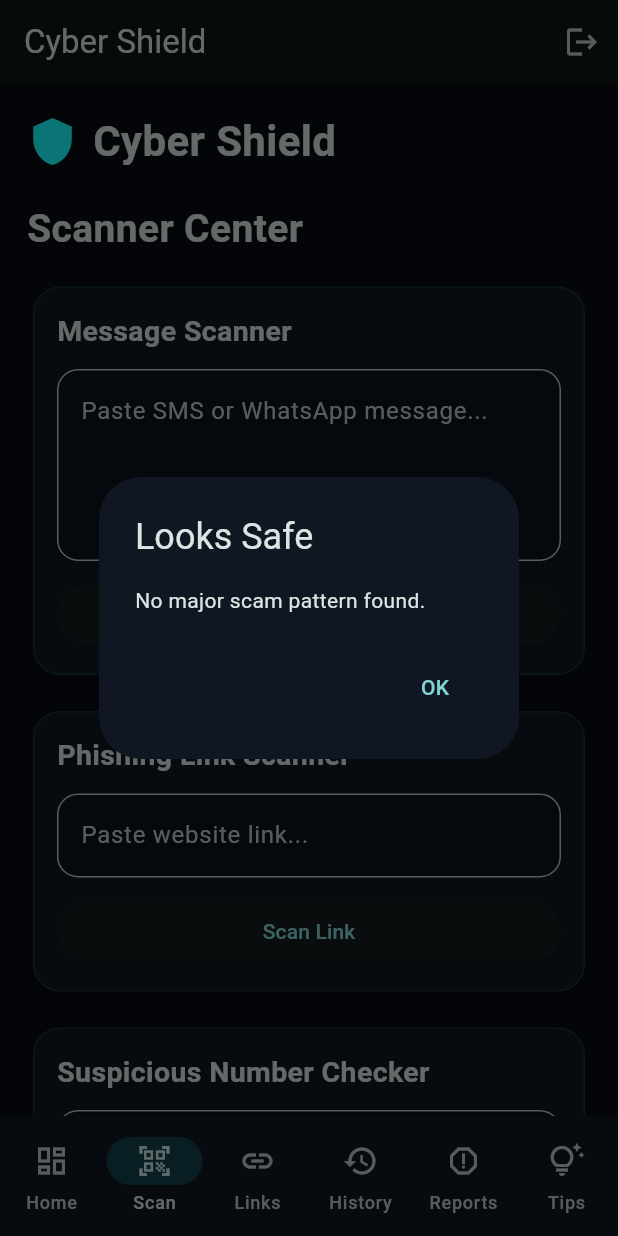
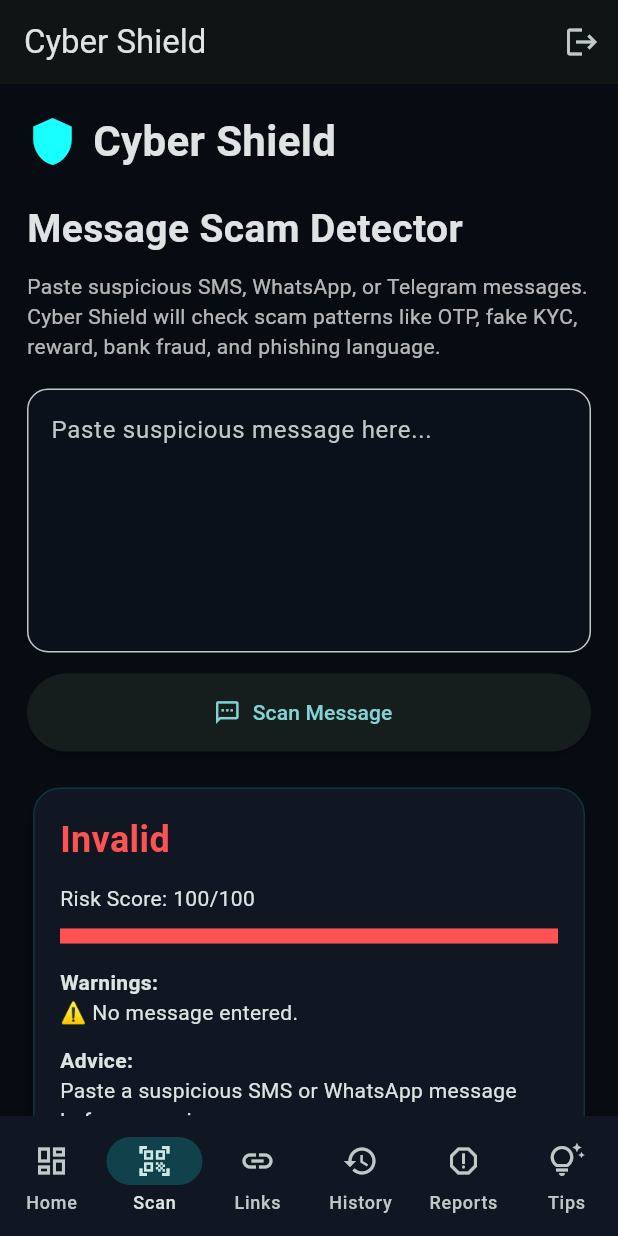
Before and after one commit to pandeyalok81249-dotcom/cyber_shield, a Flutter app: the screen it shows once a user with an empty profile is signed in, item 2 of the bottom bar chosen, after a tap on "Scan Message", on a phone screen of 412 x 824 dp. Run offline on Flutter 3.47's test engine with Material 3 defaults, Android fonts, the phone set to English and light mode, and no system bars; our stand-ins replace cloud_firestore, firebase_auth, firebase_core; accounts and stored records are empty.

Commit message:
Add message scam detector

```diff
--- a/lib/screens/scanner_screen.dart
+++ b/lib/screens/scanner_screen.dart
@@ -1,188 +1,102 @@
 import 'package:flutter/material.dart';
 
-import '../widgets/cyber_card.dart';
+import '../models/scan_result.dart';
+import '../services/history_service.dart';
+import '../services/message_scanner_service.dart';
 import '../widgets/cyber_textfield.dart';
 import '../widgets/header_title.dart';
+import '../widgets/result_card.dart';
 
-class ScannerScreen extends StatelessWidget {
+class ScannerScreen extends StatefulWidget {
   const ScannerScreen({super.key});
 
-  final List<String> spamWords = const [
-    "otp",
-    "lottery",
-    "winner",
-    "claim",
-    "free money",
-    "bank blocked",
-    "kyc update",
-    "urgent",
-    "click link",
-    "loan approved",
-    "upi refund",
-  ];
+  @override
+  State<ScannerScreen> createState() => _ScannerScreenState();
+}
 
-  bool isSuspiciousText(String text) {
-    final lower = text.toLowerCase();
-    return spamWords.any((word) => lower.contains(word));
+class _ScannerScreenState extends State<ScannerScreen> {
+  final messageController = TextEditingController();
+  final scanner = MessageScannerService();
+  final historyService = HistoryService();
+
+  ScanResult? result;
+  bool scanning = false;
+
+  Future<void> scanMessage() async {
+    setState(() {
+      scanning = true;
+      result = null;
+    });
+
+    await Future.delayed(const Duration(milliseconds: 800));
+
+    final scanResult = scanner.scan(messageController.text);
+
+    await historyService.saveMessageScan(scanResult);
+
+    setState(() {
+      result = scanResult;
+      scanning = false;
+    });
   }
 
-  bool isSuspiciousLink(String link) {
-    final lower = link.toLowerCase();
-    return lower.contains("bit.ly") ||
-        lower.contains("tinyurl") ||
-        lower.contains("free") ||
-        lower.contains("claim") ||
-        lower.contains("login") ||
-        lower.contains("verify") ||
-        !lower.startsWith("https://");
+  @override
+  void dispose() {
+    messageController.dispose();
+    super.dispose();
   }
 
   @override
   Widget build(BuildContext context) {
-    final smsController = TextEditingController();
-    final linkController = TextEditingController();
-    final numberController = TextEditingController();
-
     return SafeArea(
       child: ListView(
         padding: const EdgeInsets.all(18),
         children: [
           const HeaderTitle(),
           const SizedBox(height: 20),
+
           const Text(
-            "Scanner Center",
+            "Message Scam Detector",
             style: TextStyle(fontSize: 26, fontWeight: FontWeight.bold),
           ),
-          const SizedBox(height: 16),
 
-          ScanBox(
-            title: "Message Scanner",
-            hint: "Paste SMS or WhatsApp message...",
-            controller: smsController,
-            maxLines: 4,
-            buttonText: "Scan Message",
-            onScan: () {
-              final result = isSuspiciousText(smsController.text);
-              showResult(
-                context,
-                result ? "Suspicious Message" : "Looks Safe",
-                result
-                    ? "This message contains scam-like words. Do not share OTP or click links."
-                    : "No major scam pattern found.",
-              );
-            },
+          const SizedBox(height: 10),
+
+          const Text(
+            "Paste suspicious SMS, WhatsApp, or Telegram messages. Cyber Shield will check scam patterns like OTP, fake KYC, reward, bank fraud, and phishing language.",
+            style: TextStyle(color: Colors.white70),
           ),
 
-          const SizedBox(height: 16),
+          const SizedBox(height: 18),
 
-          ScanBox(
-            title: "Phishing Link Scanner",
-            hint: "Paste website link...",
-            controller: linkController,
-            buttonText: "Scan Link",
-            onScan: () {
-              final result = isSuspiciousLink(linkController.text);
-              showResult(
-                context,
-                result ? "Risky Link" : "Link Looks Safer",
-                result
-                    ? "This link has risky patterns. Avoid opening it."
-                    : "No obvious phishing pattern found.",
-              );
-            },
+          CyberTextField(
+            controller: messageController,
+            hint: "Paste suspicious message here...",
+            maxLines: 6,
           ),
 
-          const SizedBox(height: 16),
+          const SizedBox(height: 14),
 
-          ScanBox(
-            title: "Suspicious Number Checker",
-            hint: "Enter phone number...",
-            controller: numberController,
-            buttonText: "Check Number",
-            onScan: () {
-              final number = numberController.text.trim();
-              final risky = number.length < 10 ||
-                  number.startsWith("+92") ||
-                  number.startsWith("140");
+          SizedBox(
+            height: 52,
+            child: ElevatedButton.icon(
+              onPressed: scanning ? null : scanMessage,
+              icon: scanning
+                  ? const SizedBox(
+                      height: 18,
+                      width: 18,
+                      child: CircularProgressIndicator(strokeWidth: 2),
+                    )
+                  : const Icon(Icons.sms_outlined),
+              label: Text(scanning ? "Scanning..." : "Scan Message"),
+            ),
+          ),
 
-              showResult(
-                context,
-                risky ? "Suspicious Number" : "Number Looks Normal",
-                risky
-                    ? "This number looks unusual. Be careful before calling back."
-                    : "No basic suspicious pattern found.",
-              );
-            },
-          ),
-        ],
-      ),
-    );
-  }
+          const SizedBox(height: 20),
 
-  void showResult(BuildContext context, String title, String message) {
-    showDialog(
-      context: context,
-      builder: (_) => AlertDialog(
-        backgroundColor: const Color(0xFF101722),
-        title: Text(title),
-        content: Text(message),
-        actions: [
-          TextButton(
-            onPressed: () => Navigator.pop(context),
-            child: const Text("OK"),
-          ),
+          if (result != null) ResultCard(result: result!),
         ],
       ),
     );
   }
 }
-
-class ScanBox extends StatelessWidget {
-  final String title;
-  final String hint;
-  final TextEditingController controller;
-  final int maxLines;
-  final String buttonText;
-  final VoidCallback onScan;
-
-  const ScanBox({
-    super.key,
-    required this.title,
-    required this.hint,
-    required this.controller,
-    this.maxLines = 1,
-    required this.buttonText,
-    required this.onScan,
-  });
-
-  @override
-  Widget build(BuildContext context) {
-    return CyberCard(
-      child: Padding(
-        padding: const EdgeInsets.all(16),
-        child: Column(
-          crossAxisAlignment: CrossAxisAlignment.start,
-          children: [
-            Text(title,
-                style:
-                    const TextStyle(fontSize: 19, fontWeight: FontWeight.bold)),
-            const SizedBox(height: 12),
-            CyberTextField(
-              controller: controller,
-              hint: hint,
-              maxLines: maxLines,
-            ),
-            const SizedBox(height: 12),
-            SizedBox(
-              width: double.infinity,
-              child: ElevatedButton(
-                onPressed: onScan,
-                child: Text(buttonText),
-              ),
-            ),
-          ],
-        ),
-      ),
-    );
-  }
-}
--- a/lib/services/history_service.dart
+++ b/lib/services/history_service.dart
@@ -27,4 +27,25 @@
       "createdAt": FieldValue.serverTimestamp(),
     });
   }
+
+  Future<void> saveMessageScan(ScanResult result) async {
+    final user = _auth.currentUser;
+
+    if (user == null) return;
+
+    await _firestore
+        .collection("users")
+        .doc(user.uid)
+        .collection("scan_history")
+        .add({
+      "type": "message",
+      "input": result.input,
+      "riskScore": result.riskScore,
+      "status": result.status,
+      "warnings": result.warnings,
+      "positives": result.positives,
+      "advice": result.advice,
+      "createdAt": FieldValue.serverTimestamp(),
+    });
+  }
 }
--- /dev/null
+++ b/lib/services/message_scanner_service.dart
@@ -0,0 +1,143 @@
+import '../models/scan_result.dart';
+
+class MessageScannerService {
+  ScanResult scan(String message) {
+    final input = message.trim();
+    final lower = input.toLowerCase();
+
+    if (input.isEmpty) {
+      return const ScanResult(
+        input: "",
+        riskScore: 100,
+        status: "Invalid",
+        warnings: ["No message entered."],
+        positives: [],
+        advice: "Paste a suspicious SMS or WhatsApp message before scanning.",
+      );
+    }
+
+    int riskScore = 0;
+    final warnings = <String>[];
+    final positives = <String>[];
+
+    final scamWords = [
+      "otp",
+      "password",
+      "pin",
+      "kyc",
+      "verify",
+      "blocked",
+      "suspended",
+      "urgent",
+      "click",
+      "login",
+      "reward",
+      "cashback",
+      "lottery",
+      "winner",
+      "gift",
+      "free",
+      "claim",
+      "bank",
+      "upi",
+      "paytm",
+      "phonepe",
+      "account",
+      "limited time",
+      "expire",
+      "update",
+      "refund",
+      "parcel",
+      "delivery failed",
+    ];
+
+    int hits = 0;
+
+    for (final word in scamWords) {
+      if (lower.contains(word)) {
+        hits++;
+        warnings.add("Suspicious word found: $word");
+      }
+    }
+
+    riskScore += (hits * 8).clamp(0, 55);
+
+    final hasLink = RegExp(r'(http|https):\/\/|www\.').hasMatch(lower);
+    if (hasLink) {
+      riskScore += 22;
+      warnings.add("Message contains a link.");
+    } else {
+      positives.add("No website link found.");
+    }
+
+    final hasPhone = RegExp(r'\b[6-9]\d{9}\b').hasMatch(input);
+    if (hasPhone) {
+      riskScore += 10;
+      warnings.add("Message contains a phone number.");
+    }
+
+    final hasMoney = RegExp(r'(₹|rs\.?|inr|\$)\s?\d+').hasMatch(lower);
+    if (hasMoney) {
+      riskScore += 12;
+      warnings.add("Message mentions money or reward amount.");
+    }
+
+    final asksForOtp = lower.contains("otp") ||
+        lower.contains("one time password") ||
+        lower.contains("verification code");
+
+    if (asksForOtp) {
+      riskScore += 28;
+      warnings.add("Message asks about OTP or verification code.");
+    }
+
+    final pressureWords = [
+      "immediately",
+      "within 24 hours",
+      "last chance",
+      "final warning",
+      "act now",
+      "urgent",
+    ];
+
+    for (final word in pressureWords) {
+      if (lower.contains(word)) {
+        riskScore += 12;
+        warnings.add("Uses pressure/fear language: $word");
+        break;
+      }
+    }
+
+    if (input.length < 25) {
+      riskScore += 8;
+      warnings.add("Message is very short and lacks clear details.");
+    }
+
+    if (warnings.isEmpty) {
+      positives.add("No major scam pattern detected.");
+    }
+
+    riskScore = riskScore.clamp(0, 100).toInt();
+
+    final status = riskScore < 30
+        ? "Looks Safe"
+        : riskScore < 70
+            ? "Suspicious"
+            : "High Risk";
+
+    final advice = riskScore < 30
+        ? "This message looks mostly safe, but never share OTP, PIN, or passwords."
+        : riskScore < 70
+            ? "This message has suspicious signs. Do not click links or share personal details."
+            : "This message looks like a scam. Do not click links, do not call unknown numbers, and do not share OTP/password.";
+
+    return ScanResult(
+      input: input,
+      riskScore: riskScore,
+      status: status,
+      warnings: warnings.toSet().toList(),
+      positives: positives.toSet().toList(),
+      advice: advice,
+    );
+  }
+}
```
